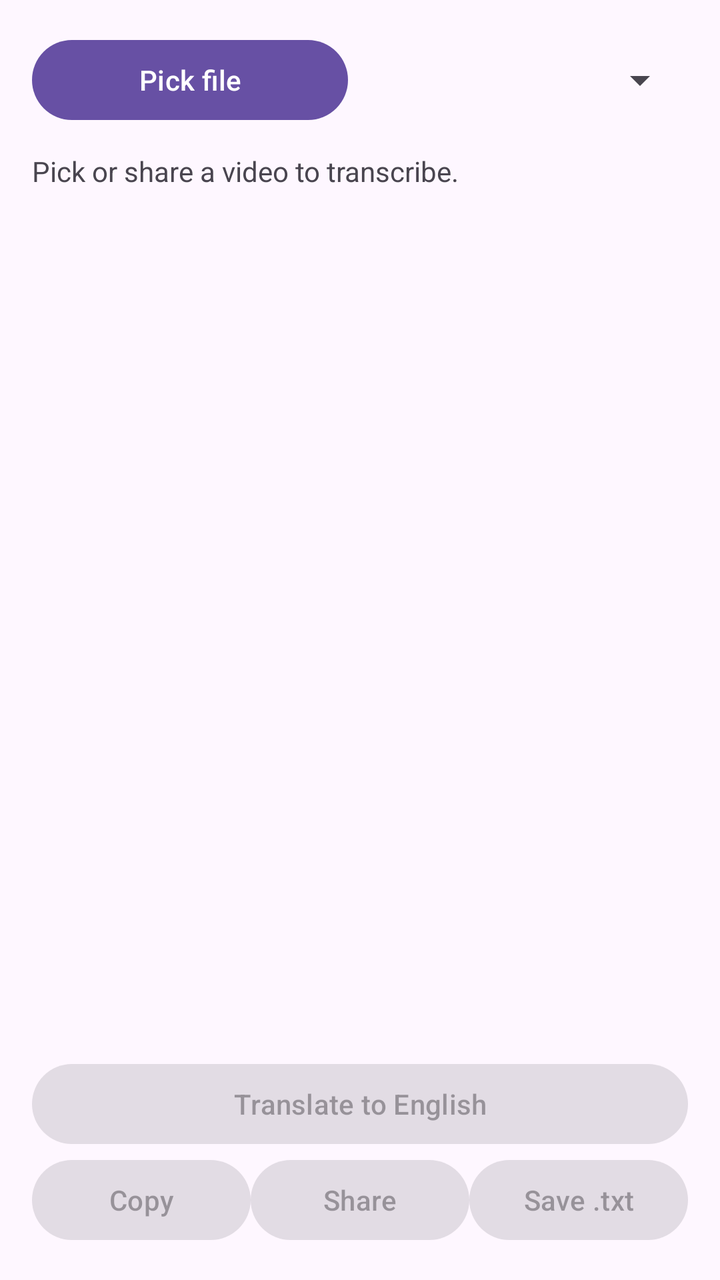
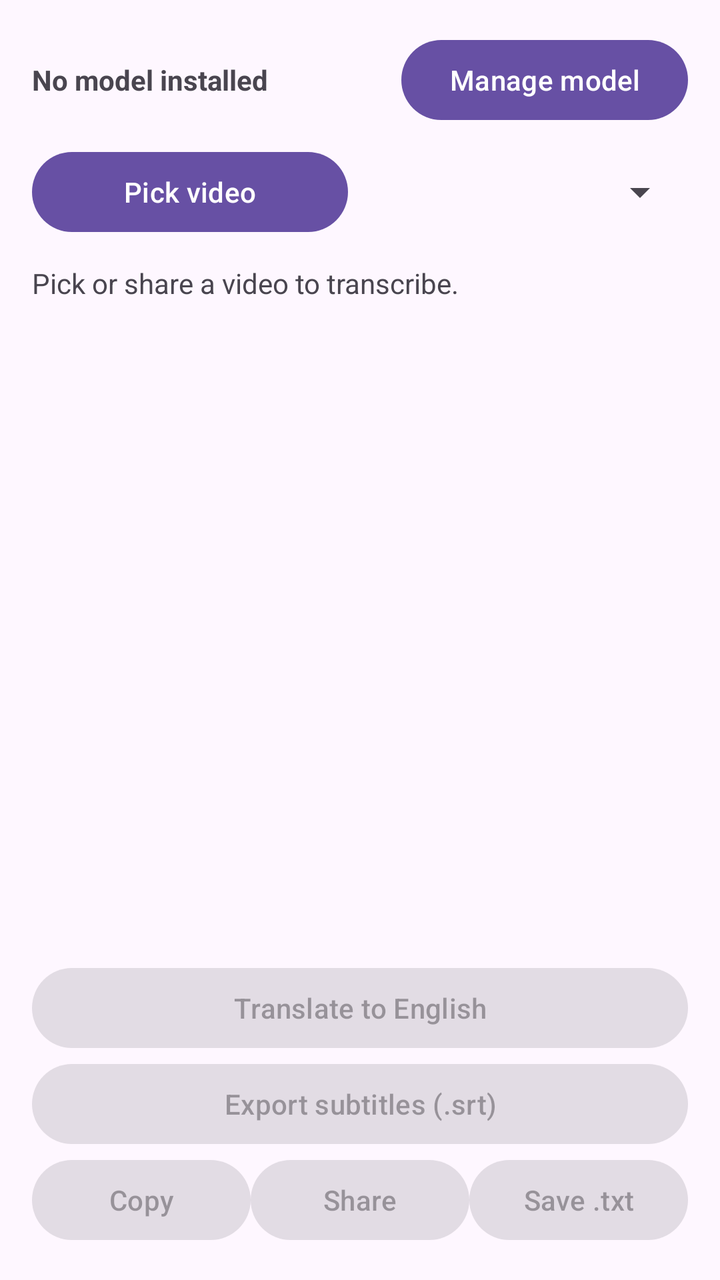

Two renders of the same Android screen: before a commit and after it. Below are the layout's source before the change and the commit's diff.
<!-- AndroidManifest.xml: application theme Theme.Material3.DayNight.NoActionBar -->
<!-- res/layout/activity_main.xml -->
<?xml version="1.0" encoding="utf-8"?>
<LinearLayout xmlns:android="http://schemas.android.com/apk/res/android"
    android:layout_width="match_parent"
    android:layout_height="match_parent"
    android:fitsSystemWindows="true"
    android:orientation="vertical"
    android:padding="16dp">

    <LinearLayout
        android:layout_width="match_parent"
        android:layout_height="wrap_content"
        android:gravity="center_vertical"
        android:orientation="horizontal">

        <Button
            android:id="@+id/pickButton"
            android:layout_width="0dp"
            android:layout_height="wrap_content"
            android:layout_weight="1"
            android:text="Pick file" />

        <Spinner
            android:id="@+id/languageSpinner"
            android:layout_width="0dp"
            android:layout_height="wrap_content"
            android:layout_marginStart="12dp"
            android:layout_weight="1" />
    </LinearLayout>

    <TextView
        android:id="@+id/statusText"
        android:layout_width="match_parent"
        android:layout_height="wrap_content"
        android:layout_marginTop="12dp"
        android:text="Pick or share a video to transcribe." />

    <ProgressBar
        android:id="@+id/progressBar"
        style="?android:attr/progressBarStyleHorizontal"
        android:layout_width="match_parent"
        android:layout_height="wrap_content"
        android:max="100"
        android:visibility="invisible" />

    <ScrollView
        android:layout_width="match_parent"
        android:layout_height="0dp"
        android:layout_marginTop="8dp"
        android:layout_weight="1">

        <TextView
            android:id="@+id/resultText"
            android:layout_width="match_parent"
            android:layout_height="wrap_content"
            android:textIsSelectable="true"
            android:textSize="16sp" />
    </ScrollView>

    <Button
        android:id="@+id/translateButton"
        android:layout_width="match_parent"
        android:layout_height="wrap_content"
        android:enabled="false"
        android:text="Translate to English" />

    <LinearLayout
        android:layout_width="match_parent"
        android:layout_height="wrap_content"
        android:orientation="horizontal">

        <Button
            android:id="@+id/copyButton"
            android:layout_width="0dp"
            android:layout_height="wrap_content"
            android:layout_weight="1"
            android:enabled="false"
            android:text="Copy" />

        <Button
            android:id="@+id/shareButton"
            android:layout_width="0dp"
            android:layout_height="wrap_content"
            android:layout_weight="1"
            android:enabled="false"
            android:text="Share" />

        <Button
            android:id="@+id/saveButton"
            android:layout_width="0dp"
            android:layout_height="wrap_content"
            android:layout_weight="1"
            android:enabled="false"
            android:text="Save .txt" />
    </LinearLayout>
</LinearLayout>
<!-- resources referenced by this layout -->
<resources>

</resources>

<!-- the commit's change to res/layout/activity_main.xml (unified diff, before → after) -->
@@ -12,12 +12,34 @@
         android:gravity="center_vertical"
         android:orientation="horizontal">
 
+        <TextView
+            android:id="@+id/modelText"
+            android:layout_width="0dp"
+            android:layout_height="wrap_content"
+            android:layout_weight="1"
+            android:text="No model installed"
+            android:textStyle="bold" />
+
+        <Button
+            android:id="@+id/manageModelButton"
+            android:layout_width="wrap_content"
+            android:layout_height="wrap_content"
+            android:text="Manage model" />
+    </LinearLayout>
+
+    <LinearLayout
+        android:layout_width="match_parent"
+        android:layout_height="wrap_content"
+        android:layout_marginTop="8dp"
+        android:gravity="center_vertical"
+        android:orientation="horizontal">
+
         <Button
             android:id="@+id/pickButton"
             android:layout_width="0dp"
             android:layout_height="wrap_content"
             android:layout_weight="1"
-            android:text="Pick file" />
+            android:text="Pick video" />
 
         <Spinner
             android:id="@+id/languageSpinner"
@@ -63,6 +85,13 @@
         android:enabled="false"
         android:text="Translate to English" />
 
+    <Button
+        android:id="@+id/exportSrtButton"
+        android:layout_width="match_parent"
+        android:layout_height="wrap_content"
+        android:enabled="false"
+        android:text="Export subtitles (.srt)" />
+
     <LinearLayout
         android:layout_width="match_parent"
         android:layout_height="wrap_content"
